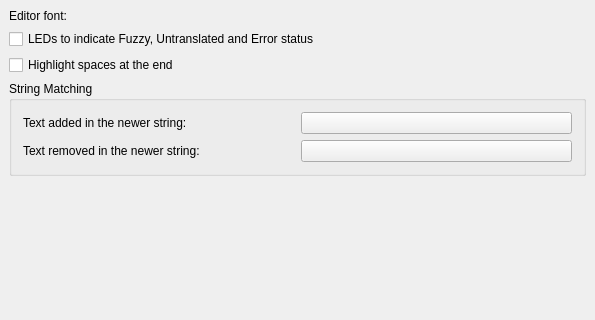
Above: src/prefs/prefs_font.ui from KDE/lokalize before the change; both pictures show x 0 to 595 and y 0 to 320 of the 595 by 515 pixel window. Below: the same form after it.
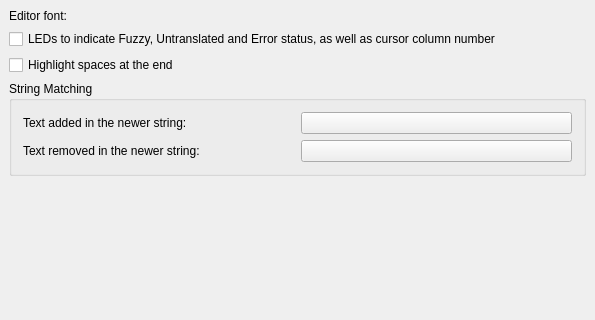
That is the form after the change. Custom widgets are drawn as their Qt base class.

Commit message: Show cursor column number on the LEDs widget.

What changed in the file:
```diff
--- a/src/prefs/prefs_font.ui
+++ b/src/prefs/prefs_font.ui
@@ -44,7 +44,7 @@
         <string>If checked, LEDS will be shown to display the message status: Fuzzy, Untranslated or Error. If unchecked, no LEDs will be displayed.</string>
        </property>
        <property name="text" >
-        <string>LEDs to indicate Fuzzy, Untranslated and Error status</string>
+        <string>LEDs to indicate Fuzzy, Untranslated and Error status, as well as cursor column number</string>
        </property>
       </widget>
      </item>
```
The commit also changes 4 other files.
